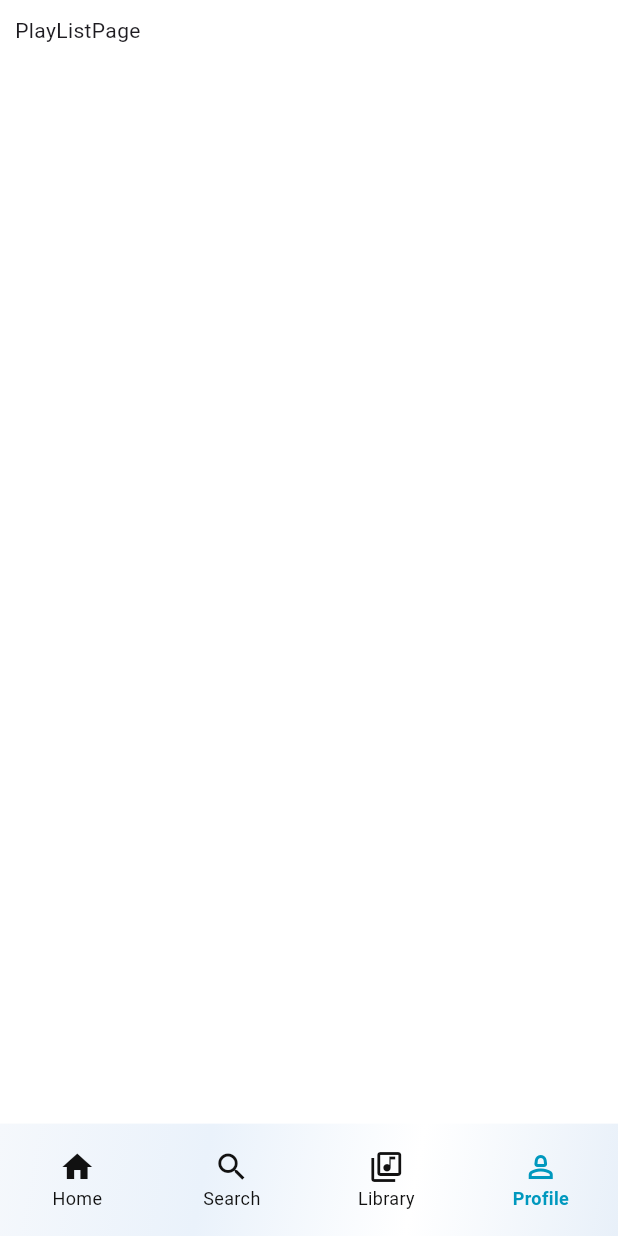
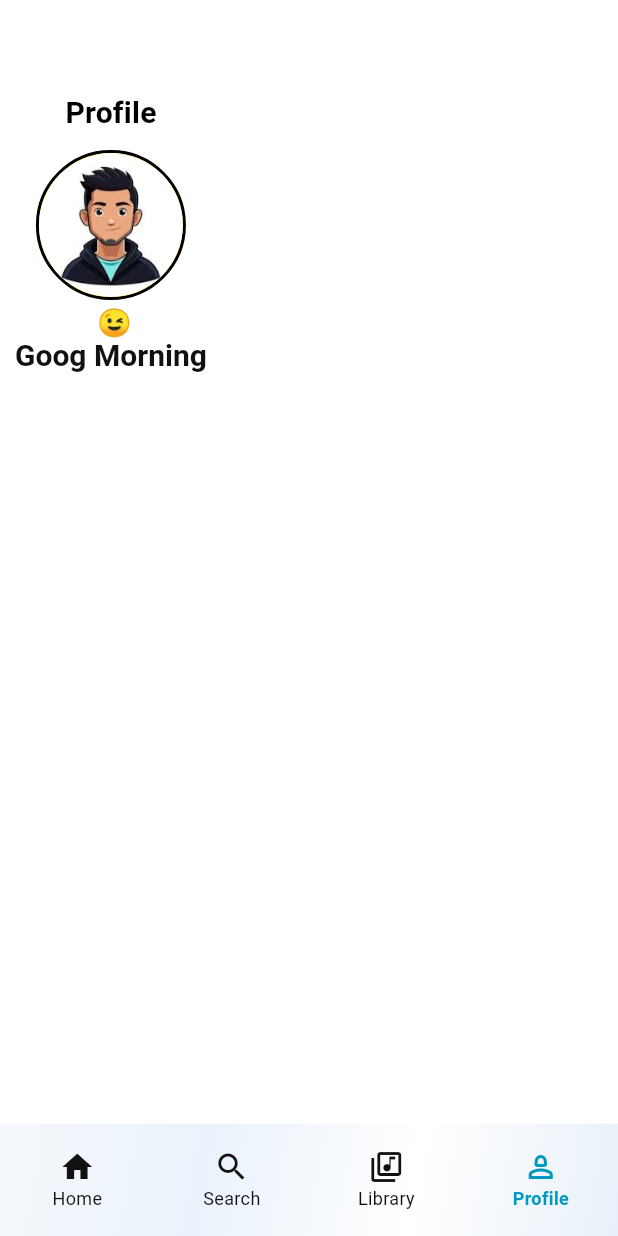
Before and after one commit to erfansadeghi8/flutter-music-player, a Flutter app: the MainScreen screen opened by its route, item 4 of the bottom bar chosen, on a phone screen of 412 x 824 dp. Run offline on Flutter 3.47's test engine with Material 3 defaults, Android fonts, the phone set to English and light mode, and no system bars; our stand-ins replace audio_service, flutter_local_notifications, get, get_storage, just_audio, marquee and 3 more; missing offline and left inert: equalizer_flutter; accounts and stored records are empty.

Commit message:
fixing eroro and creating page profile

```diff
--- a/lib/core/widgets/widget_timer.dart
+++ b/lib/core/widgets/widget_timer.dart
@@ -6,7 +6,7 @@ import 'package:music_player/features/Songs/Controllers/song_controller.dart';
 
 class WidgetTimer extends GetxController {
   Timer? _timer;
-  final SongController songController = Get.put(SongController());
+  SongController get songController => Get.find<SongController>();
   final isTimerRunning = false.obs;
   int hourValue = 0;
   int minuteValue = 0;
--- a/lib/library/Library_page.dart
+++ b/lib/library/Library_page.dart
@@ -1,3 +1,5 @@
+// ignore_for_file: file_names
+
 import 'package:flutter/material.dart';
 import 'package:get/get.dart';
 import 'package:music_player/core/widgets/custom_cart.dart';
--- a/lib/playlist/PlayList_page.dart
+++ b/lib/playlist/PlayList_page.dart
@@ -1,11 +1,66 @@
 // ignore_for_file: file_names
-import 'package:flutter/widgets.dart';
+import 'package:flutter/material.dart';
+import 'package:music_player/core/services/storage.dart';
+import 'package:music_player/data/models/date_time_day.dart';
+import 'package:music_player/home/widgets/show_playing_music.dart';
 
 class PlaylistPage extends StatelessWidget {
-  const PlaylistPage({super.key});
+  PlaylistPage({super.key});
+  final nameStorage = Storage();
 
   @override
   Widget build(BuildContext context) {
-    return Text("PlayListPage");
+    return Column(
+      // mainAxisAlignment: MainAxisAlignment.spaceBetween,
+      children: [
+        Padding(
+          padding: const EdgeInsets.fromLTRB(20, 50, 20, 10),
+          child: Text(
+            "Profile",
+            style: Theme.of(
+              context,
+            ).textTheme.titleMedium?.copyWith(fontSize: 20),
+          ),
+        ),
+        Expanded(
+          child: Column(
+            children: [
+              Container(
+                width: 100,
+                height: 100,
+                decoration: BoxDecoration(
+                  color: Colors.amber,
+                  borderRadius: BorderRadius.circular(50),
+                  border: Border.all(color: Colors.black, width: 2),
+                ),
+                child: ClipRRect(
+                  borderRadius: BorderRadius.circular(50),
+                  child: Image.asset(
+                    "assets/profile/avatar.jpg",
+                    width: 90,
+                    height: 90,
+                    fit: BoxFit.cover,
+                  ),
+                ),
+              ),
+              SizedBox(height: 4),
+              Text(
+                "${nameStorage.readName()} 😉",
+                style: Theme.of(
+                  context,
+                ).textTheme.displayMedium?.copyWith(fontSize: 18),
+              ),
+              Text(
+                DateTimeDay().dateTimeOfDayFun(),
+                style: Theme.of(context).textTheme.displaySmall,
+              ),
+              SizedBox(height: 4),
+            ],
+          ),
+        ),
+
+        ShowPlayingMusic(),
+      ],
+    );
   }
 }
--- a/lib/search/Search_page.dart
+++ b/lib/search/Search_page.dart
@@ -1,6 +1,6 @@
+// ignore_for_file: file_names
 
 import 'package:flutter/widgets.dart';
-
 import 'package:music_player/home/widgets/show_playing_music.dart';
 import 'package:music_player/search/widgets/form_fied_search.dart';
 import 'package:music_player/search/widgets/list_recently_Search.dart';
--- a/lib/search/widgets/list_recently_Search.dart
+++ b/lib/search/widgets/list_recently_Search.dart
@@ -1,6 +1,6 @@
+// ignore_for_file: file_names
 import 'package:flutter/material.dart';
 import 'package:get/get.dart';
-
 import 'package:music_player/features/Songs/Controllers/song_controller.dart';
 import 'package:music_player/features/main/pages/mainScreenController/main_screen_controller.dart';
 import 'package:music_player/search/searchController/search_controller.dart';
--- a/pubspec.yaml
+++ b/pubspec.yaml
@@ -56,3 +56,4 @@ flutter:
     - assets/icon/
     - assets/icon_app/
     - assets/RecentlyMusic/
+    - assets/profile/
```
Also changed, not shown: lib/core/services/lyra_audio_handler.dart (+54 -69 lines), lib/core/services/notifcation_service.dart (+23 -27 lines), lib/features/Songs/Controllers/song_controller.dart (+69 -39 lines), lib/features/main/widgets/about_app.dart (+4 -3 lines), lib/main.dart (+19 -14 lines), lib/routes/bilding.dart (+5 -16 lines), lib/search/searchController/search_controller.dart (+2 -9 lines), lib/search/widgets/list_searching.dart (+4 -3 lines), assets/profile/avatar.jpg (added), lib/firebase_options.dart (deleted), 3 other files.
